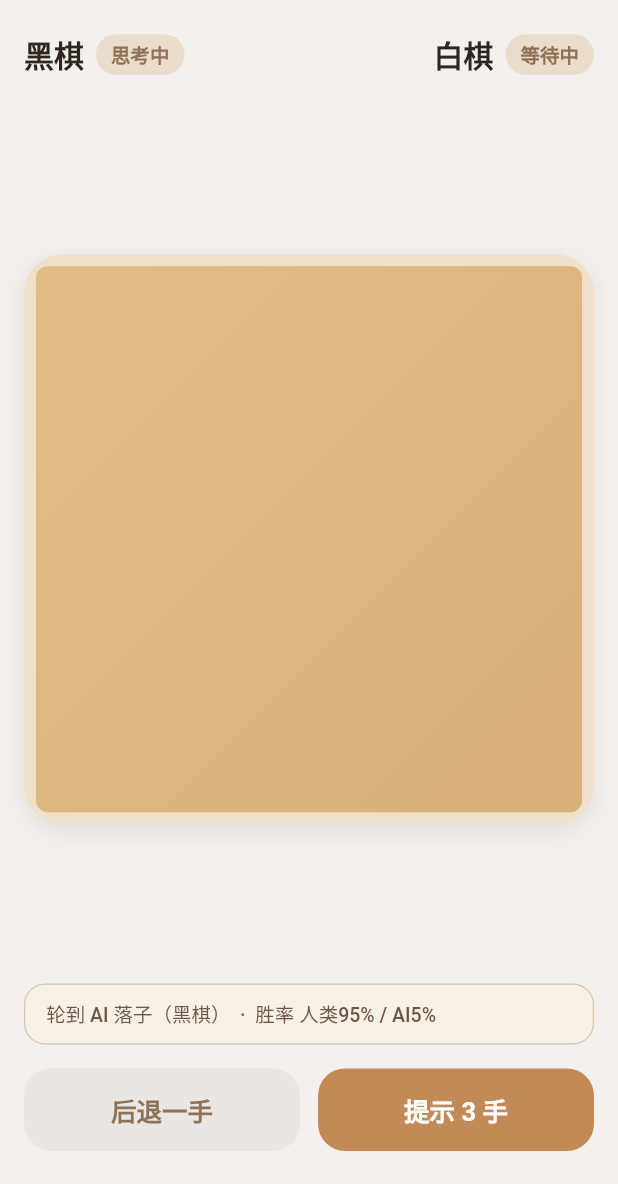
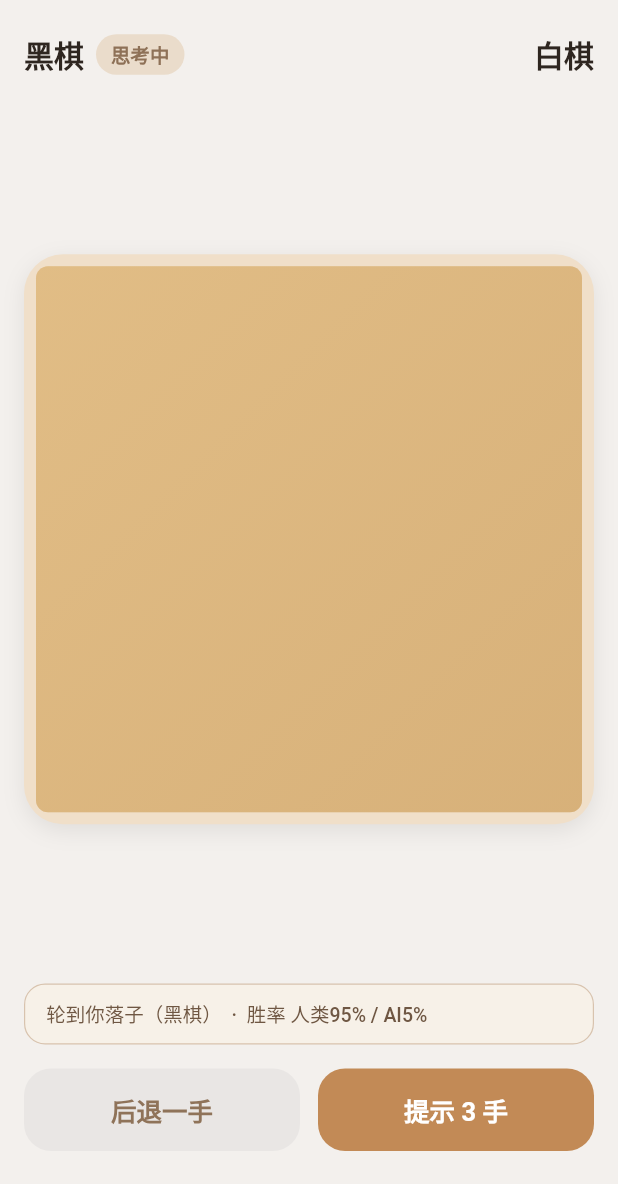
Before and after one commit to crazygo/go-puzzle, a Flutter app: the CaptureGamePlayScreen screen opened directly with empty values, on a phone screen of 412 x 824 dp, the part 52-1236 px from its top. Run offline on Flutter 3.47's test engine with Material 3 defaults, Android fonts, the phone set to English and light mode, and no system bars; our stand-ins replace shared_preferences; accounts and stored records are empty.

Commit message:
Fix undo-to-human's-turn, redesign player labels, make constructor params optional
Agent-Logs-Url: https://github.com/crazygo/go-puzzle/sessions/e1b3b534-5911-4988-8fd0-cebc297f885a

Co-authored-by: crazygo <9395888+crazygo@users.noreply.github.com>

```diff
--- a/lib/providers/capture_game_provider.dart
+++ b/lib/providers/capture_game_provider.dart
@@ -61,8 +61,8 @@ class CaptureGameProvider extends ChangeNotifier {
     required this.boardSize,
     required this.captureTarget,
     required this.difficulty,
-    required this.humanColor,
-    required this.initialMode,
+    this.humanColor = StoneColor.black,
+    this.initialMode = CaptureInitialMode.twistCross,
   })  : assert(
           boardSize == 9 || boardSize == 13 || boardSize == 19,
           'boardSize must be 9, 13, or 19.',
@@ -143,9 +143,23 @@ class CaptureGameProvider extends ChangeNotifier {
 
   void undoMove() {
     if (!canUndo) return;
-    _gameState = _undoStack.removeLast();
+    if (isPlacementMode) {
+      // Setup mode: undo one move at a time
+      _gameState = _undoStack.removeLast();
+    } else {
+      // Auto-play mode: skip over AI moves to restore human's last turn
+      _gameState = _undoStack.removeLast();
+      while (
+          _undoStack.isNotEmpty && _gameState.currentPlayer != humanColor) {
+        _gameState = _undoStack.removeLast();
+      }
+    }
     _result = CaptureGameResult.none;
     notifyListeners();
+    // If we exhausted the stack and it's still AI's turn, kick off AI again
+    if (!isPlacementMode && _gameState.currentPlayer != humanColor) {
+      Future<void>.microtask(_doAiMove);
+    }
   }
 
   List<BoardPosition> suggestMoves({int count = 3}) {
--- a/lib/screens/capture_game_screen.dart
+++ b/lib/screens/capture_game_screen.dart
@@ -789,8 +789,8 @@ class CaptureGamePlayScreen extends StatefulWidget {
     super.key,
     required this.difficulty,
     required this.captureTarget,
-    required this.humanColor,
-    required this.initialMode,
+    this.humanColor = StoneColor.black,
+    this.initialMode = CaptureInitialMode.twistCross,
   });
 
   final DifficultyLevel difficulty;
@@ -849,8 +849,9 @@ class _CaptureGamePlayScreenState extends State<CaptureGamePlayScreen> {
                     captureTarget: widget.captureTarget,
                     blackCaptured: blackCaptured,
                     whiteCaptured: whiteCaptured,
-                    aiThinking: aiThinking,
                     result: provider.result,
+                    currentPlayer: provider.gameState.currentPlayer,
+                    isSetupMode: provider.isPlacementMode,
                   ),
                 ),
                 Expanded(
@@ -1035,30 +1036,34 @@ class _PlayerSummaryRow extends StatelessWidget {
     required this.captureTarget,
     required this.blackCaptured,
     required this.whiteCaptured,
-    required this.aiThinking,
     required this.result,
+    required this.currentPlayer,
+    required this.isSetupMode,
   });
 
   final int captureTarget;
   final int blackCaptured;
   final int whiteCaptured;
-  final bool aiThinking;
   final CaptureGameResult result;
+  final StoneColor currentPlayer;
+  final bool isSetupMode;
 
   @override
   Widget build(BuildContext context) {
-    final leftTag = switch (result) {
-      CaptureGameResult.blackWins => '胜利',
-      CaptureGameResult.whiteWins => '已结束',
-      _ when aiThinking => '等待中',
-      _ => '思考中',
-    };
-    final rightTag = switch (result) {
-      CaptureGameResult.blackWins => '已结束',
-      CaptureGameResult.whiteWins => '胜利',
-      _ when aiThinking => '思考中',
-      _ => '等待中',
-    };
+    String? blackTag;
+    String? whiteTag;
+
+    if (result == CaptureGameResult.blackWins) {
+      blackTag = '胜利';
+      whiteTag = '已结束';
+    } else if (result == CaptureGameResult.whiteWins) {
+      blackTag = '已结束';
+      whiteTag = '胜利';
+    } else {
+      final label = isSetupMode ? '请落子' : '思考中';
+      blackTag = currentPlayer == StoneColor.black ? label : null;
+      whiteTag = currentPlayer == StoneColor.white ? label : null;
+    }
 
     return Row(
       children: [
@@ -1066,7 +1071,7 @@ class _PlayerSummaryRow extends StatelessWidget {
           child: _PlayerSideCard(
             title: '黑棋',
             isBlack: true,
-            tag: leftTag,
+            tag: blackTag,
             progress: blackCaptured,
             captureTarget: captureTarget,
             alignEnd: false,
@@ -1077,7 +1082,7 @@ class _PlayerSummaryRow extends StatelessWidget {
           child: _PlayerSideCard(
             title: '白棋',
             isBlack: false,
-            tag: rightTag,
+            tag: whiteTag,
             progress: whiteCaptured,
             captureTarget: captureTarget,
             alignEnd: true,
@@ -1092,7 +1097,7 @@ class _PlayerSideCard extends StatelessWidget {
   const _PlayerSideCard({
     required this.title,
     required this.isBlack,
-    required this.tag,
+    this.tag,
     required this.progress,
     required this.captureTarget,
     required this.alignEnd,
@@ -1100,7 +1105,7 @@ class _PlayerSideCard extends StatelessWidget {
 
   final String title;
   final bool isBlack;
-  final String tag;
+  final String? tag;
   final int progress;
   final int captureTarget;
   final bool alignEnd;
@@ -1125,15 +1130,17 @@ class _PlayerSideCard extends StatelessWidget {
                 fontWeight: FontWeight.w600,
               ),
             ),
+            if (tag != null) ...[
               const SizedBox(width: 8),
               Container(
                 decoration: BoxDecoration(
                   color: const Color(0xFFEADCCB),
                   borderRadius: BorderRadius.circular(14),
                 ),
-              padding: const EdgeInsets.symmetric(horizontal: 10, vertical: 4),
+                padding:
+                    const EdgeInsets.symmetric(horizontal: 10, vertical: 4),
                 child: Text(
-                tag,
+                  tag!,
                   style: const TextStyle(
                     fontSize: 13,
                     color: Color(0xFF8E7157),
@@ -1141,6 +1148,7 @@ class _PlayerSideCard extends StatelessWidget {
                   ),
                 ),
               ),
+            ],
           ],
         ),
         const SizedBox(height: 8),
```
Also changed, not shown: 1 other file. Lines whose indentation alone changed are shown as unchanged.
